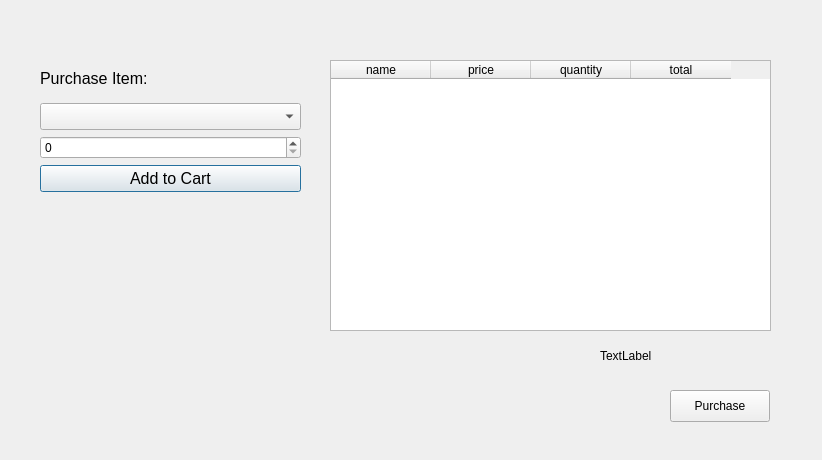
Above: CS1C_BulkClub/memberwindow.ui from BlankMKB/CS1C-Group-Project-1 before the change. Below: the same form after it.
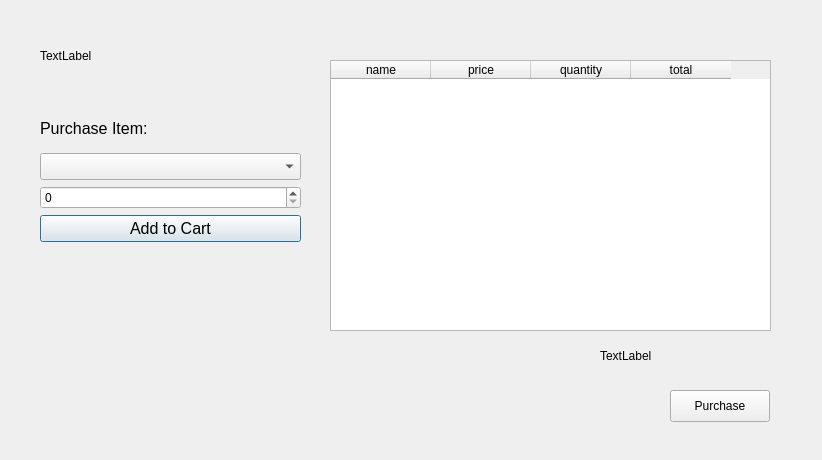
That is the form after the change.

```diff
--- a/CS1C_BulkClub/memberwindow.ui
+++ b/CS1C_BulkClub/memberwindow.ui
@@ -17,7 +17,7 @@
    <property name="geometry">
     <rect>
      <x>40</x>
-     <y>60</y>
+     <y>110</y>
      <width>261</width>
      <height>132</height>
     </rect>
@@ -117,6 +117,19 @@
     <string>TextLabel</string>
    </property>
   </widget>
+  <widget class="QLabel" name="nameLabel">
+   <property name="geometry">
+    <rect>
+     <x>40</x>
+     <y>30</y>
+     <width>221</width>
+     <height>51</height>
+    </rect>
+   </property>
+   <property name="text">
+    <string>TextLabel</string>
+   </property>
+  </widget>
  </widget>
  <resources/>
  <connections/>
```
